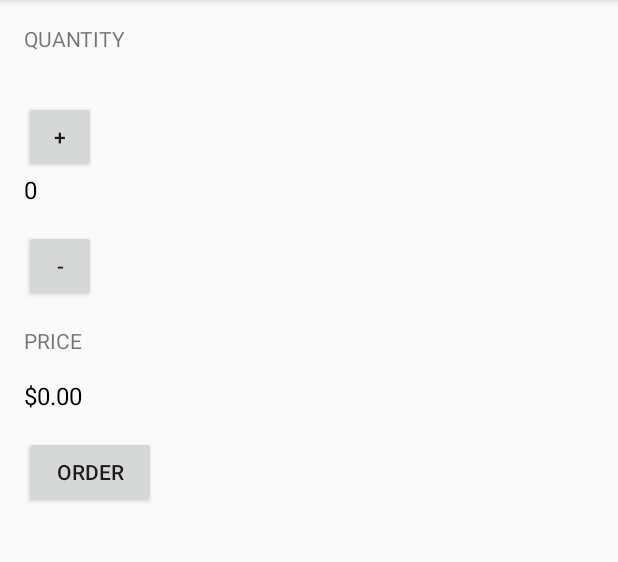
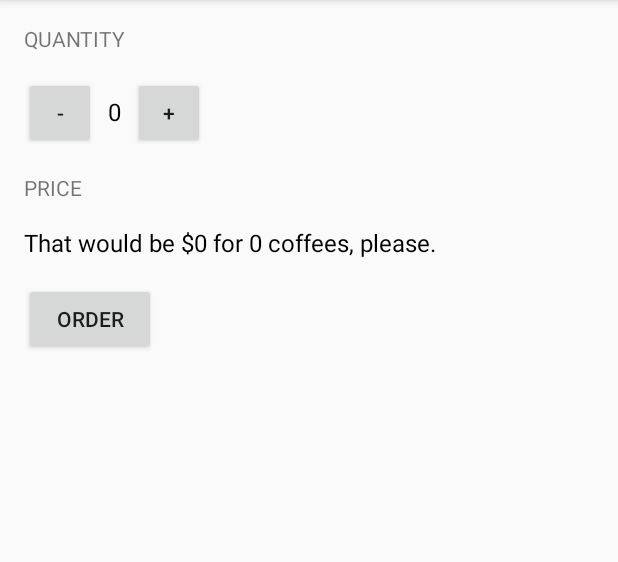
Before and after one commit to bennythejudge/JustJava, an Android app: the screen it shows after launch (MainActivity), after a tap on "ORDER", on a phone screen of 412 x 824 dp, the part 84-646 px from its top. Run offline under Robolectric (Android 15) with nearby library versions, the phone set to English and light mode, and no system bars.

Commit message:
Complete course

```diff
--- a/app/src/main/java/com/example/android/justjava/MainActivity.java
+++ b/app/src/main/java/com/example/android/justjava/MainActivity.java
@@ -32,8 +32,10 @@ public class MainActivity extends AppCompatActivity {
      * This method is called when the order button is clicked.
      */
     public void submitOrder(View view) {
-        display(quantity);
-        displayPrice(quantity * unit_price);
+        String priceMessage = "That would be $" + (quantity * unit_price) + " for " + quantity +
+                " coffees, please.";
+        // display(quantity);
+        displayMessage(priceMessage);
     }
 
     public void increment(View view) {
@@ -58,6 +60,11 @@ public class MainActivity extends AppCompatActivity {
         quantityTextView.setText("" + number);
     }
 
+    private void displayMessage(String message) {
+        TextView priceTextView = (TextView) findViewById(R.id.price_text_view);
+        priceTextView.setText(message);
+    }
+
     /**
      * This method displays the given price on the screen.
      */
--- a/app/src/main/res/layout/activity_main.xml
+++ b/app/src/main/res/layout/activity_main.xml
@@ -2,48 +2,54 @@
     xmlns:tools="http://schemas.android.com/tools"
     android:layout_width="match_parent"
     android:layout_height="match_parent"
+    android:orientation="vertical"
     android:paddingLeft="16dp"
-    android:orientation="vertical"
     tools:context=".MainActivity">
 
 
     <TextView
         android:layout_width="wrap_content"
         android:layout_height="wrap_content"
+        android:layout_marginBottom="16dp"
         android:layout_marginTop="16dp"
-        android:layout_marginBottom="16dp"
         android:text="Quantity"
         android:textAllCaps="true" />
 
+    <LinearLayout
+        android:layout_width="wrap_content"
+        android:layout_height="wrap_content"
+        android:orientation="horizontal">
+
         <Button
-        android:id="@+id/increase_button"
+            android:id="@+id/decrease_button"
+            android:layout_width="48dp"
             android:layout_height="48dp"
-        android:layout_width="48dp"
-        android:layout_marginTop="16dp"
-        android:text="+"
-        android:onClick="increment"/>
+            android:onClick="decrement"
+            android:text="-" />
 
         <TextView
             android:id="@+id/quantity_text_view"
             android:layout_width="wrap_content"
             android:layout_height="wrap_content"
-        android:textSize="16sp"
+            android:layout_marginLeft="8dp"
+            android:layout_marginRight="8dp"
+            android:text="0"
             android:textColor="@android:color/black"
-        android:text="0" />
+            android:textSize="16sp" />
 
         <Button
-        android:id="@+id/decrease_button"
+            android:id="@+id/increase_button"
+            android:layout_width="48dp"
             android:layout_height="48dp"
-        android:layout_width="48dp"
-        android:layout_marginTop="16dp"
-        android:text="-"
-        android:onClick="decrement"/>
+            android:onClick="increment"
+            android:text="+" />
+    </LinearLayout>
 
     <TextView
         android:layout_width="wrap_content"
         android:layout_height="wrap_content"
+        android:layout_marginBottom="16dp"
         android:layout_marginTop="16dp"
-        android:layout_marginBottom="16dp"
         android:text="Price"
         android:textAllCaps="true" />
 
@@ -51,17 +57,15 @@
         android:id="@+id/price_text_view"
         android:layout_width="wrap_content"
         android:layout_height="wrap_content"
-        android:textSize="16sp"
+        android:text="$0"
         android:textColor="@android:color/black"
-        android:text="$0" />
-
+        android:textSize="16sp" />
 
     <Button
         android:id="@+id/button_id"
+        android:layout_width="wrap_content"
         android:layout_height="wrap_content"
-        android:layout_width="wrap_content"
         android:layout_marginTop="16dp"
-        android:text="Order"
-        android:onClick="submitOrder"/>
-
+        android:onClick="submitOrder"
+        android:text="Order" />
 </LinearLayout>
```
Lines whose indentation alone changed are shown as unchanged.
